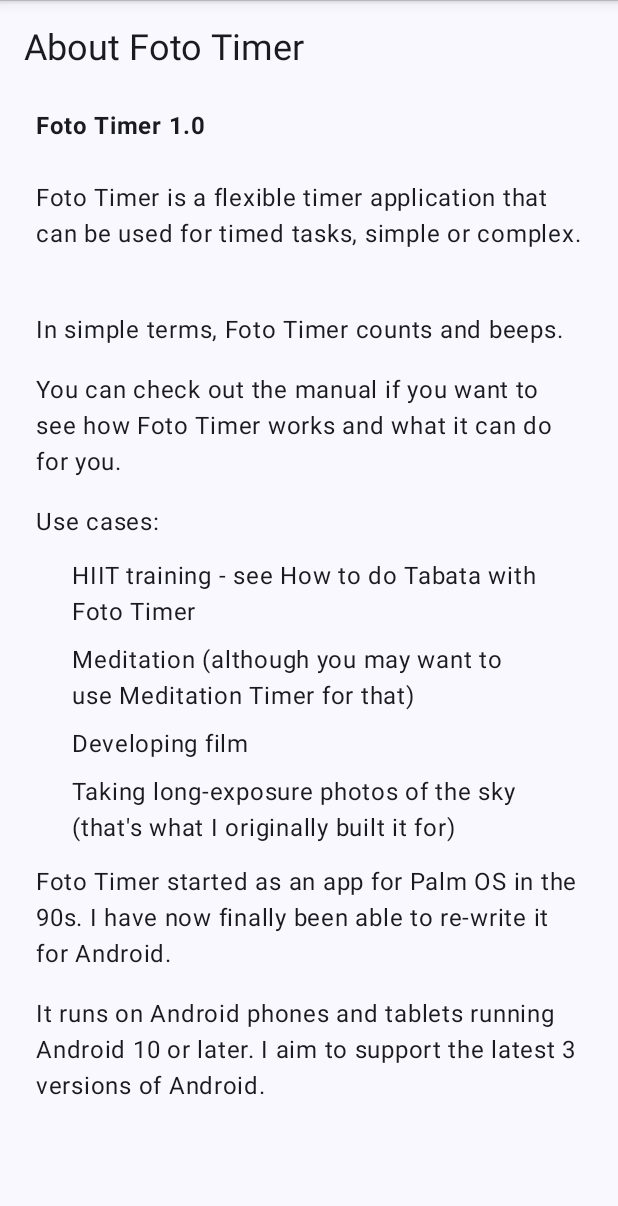
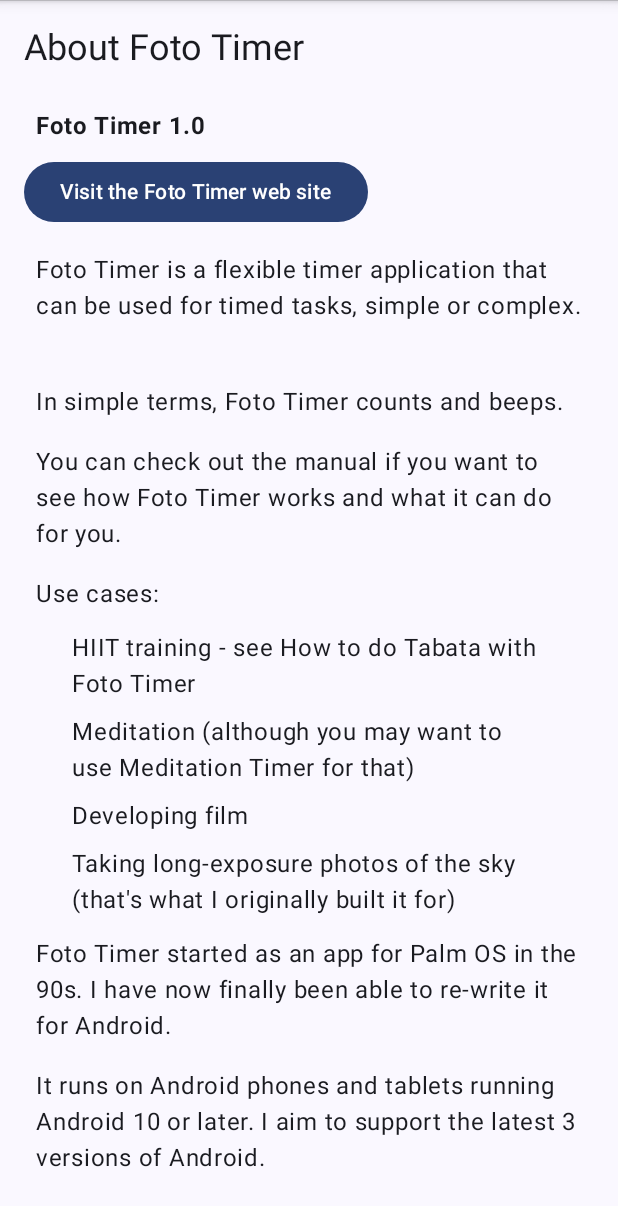
Before and after one commit to janexner/FotoTimerAndroid, an Android app built with Jetpack Compose: the composable About shown on its own in the app's theme, on a phone screen of 412 x 824 dp. Shown: the top 1206 px of the screen. Run offline under Robolectric (Android 15) with nearby library versions, the phone set to English and light mode, and no system bars; libraries missing offline, so code that uses them is left out: com.ramcosta.composedestinations; 5 statements that could not run were skipped.

Commit message:
in which our hero improves the About screen

```diff
--- a/app/src/main/java/com/exner/tools/fototimer/ui/destinations/About.kt
+++ b/app/src/main/java/com/exner/tools/fototimer/ui/destinations/About.kt
@@ -1,6 +1,9 @@
 package com.exner.tools.fototimer.ui.destinations
 
+import android.content.Context
+import android.content.Intent
 import android.content.res.Configuration
+import android.net.Uri
 import androidx.compose.foundation.layout.Column
 import androidx.compose.foundation.layout.Row
 import androidx.compose.foundation.layout.Spacer
@@ -10,15 +13,18 @@
 import androidx.compose.foundation.layout.width
 import androidx.compose.foundation.rememberScrollState
 import androidx.compose.foundation.verticalScroll
+import androidx.compose.material3.Button
 import androidx.compose.material3.MaterialTheme
 import androidx.compose.material3.Text
 import androidx.compose.runtime.Composable
 import androidx.compose.ui.Modifier
 import androidx.compose.ui.platform.LocalConfiguration
+import androidx.compose.ui.platform.LocalContext
 import androidx.compose.ui.text.font.FontWeight
 import androidx.compose.ui.tooling.preview.Devices
 import androidx.compose.ui.tooling.preview.Preview
 import androidx.compose.ui.unit.dp
+import androidx.core.content.ContextCompat.startActivity
 import com.exner.tools.fototimer.BuildConfig
 import com.exner.tools.fototimer.ui.theme.FotoTimerTheme
 import com.ramcosta.composedestinations.annotation.Destination
@@ -37,6 +43,8 @@
             style = MaterialTheme.typography.headlineSmall,
             modifier = Modifier.padding(8.dp)
         )
+        val localContext = LocalContext.current
+        Spacer(modifier = Modifier.width(8.dp))
         // what's the orientation, right now?
         val configuration = LocalConfiguration.current
         when (configuration.orientation) {
@@ -47,11 +55,7 @@
                         .fillMaxSize()
                         .padding(8.dp)
                 ) {
-                    Text(
-                        text = "Foto Timer ${BuildConfig.VERSION_NAME}",
-                        fontWeight = FontWeight.Bold,
-                        modifier = Modifier.padding(8.dp)
-                    )
+                    AboutVersionAndButton(localContext)
                     Spacer(modifier = Modifier.width(8.dp))
                     AboutText()
                 }
@@ -64,15 +68,33 @@
                         .fillMaxSize()
                         .padding(8.dp)
                 ) {
-                    Text(
-                        text = "Foto Timer ${BuildConfig.VERSION_NAME}",
-                        fontWeight = FontWeight.Bold,
-                        modifier = Modifier.padding(8.dp)
-                    )
+                    AboutVersionAndButton(localContext)
                     Spacer(modifier = Modifier.height(8.dp))
                     AboutText()
                 }
             }
+        }
+    }
+}
+
+@Composable
+private fun AboutVersionAndButton(localContext: Context) {
+    Column() {
+        Text(
+            text = "Foto Timer ${BuildConfig.VERSION_NAME}",
+            fontWeight = FontWeight.Bold,
+            modifier = Modifier.padding(8.dp)
+        )
+        Spacer(modifier = Modifier.width(8.dp))
+        Button(
+            onClick = {
+                val webpage: Uri =
+                    Uri.parse("https://jan-exner.de/software/android/meditationtimer/")
+                val intent = Intent(Intent.ACTION_VIEW, webpage)
+                startActivity(localContext, intent, null)
+            },
+        ) {
+            Text(text = "Visit the Foto Timer web site")
         }
     }
 }
```
